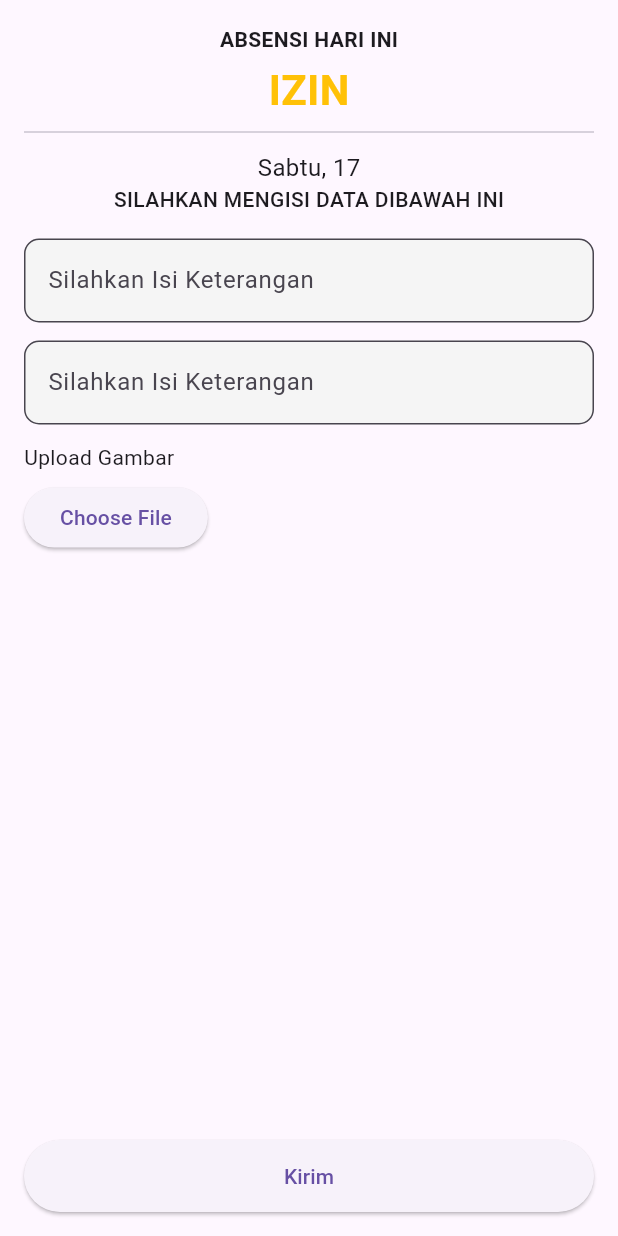
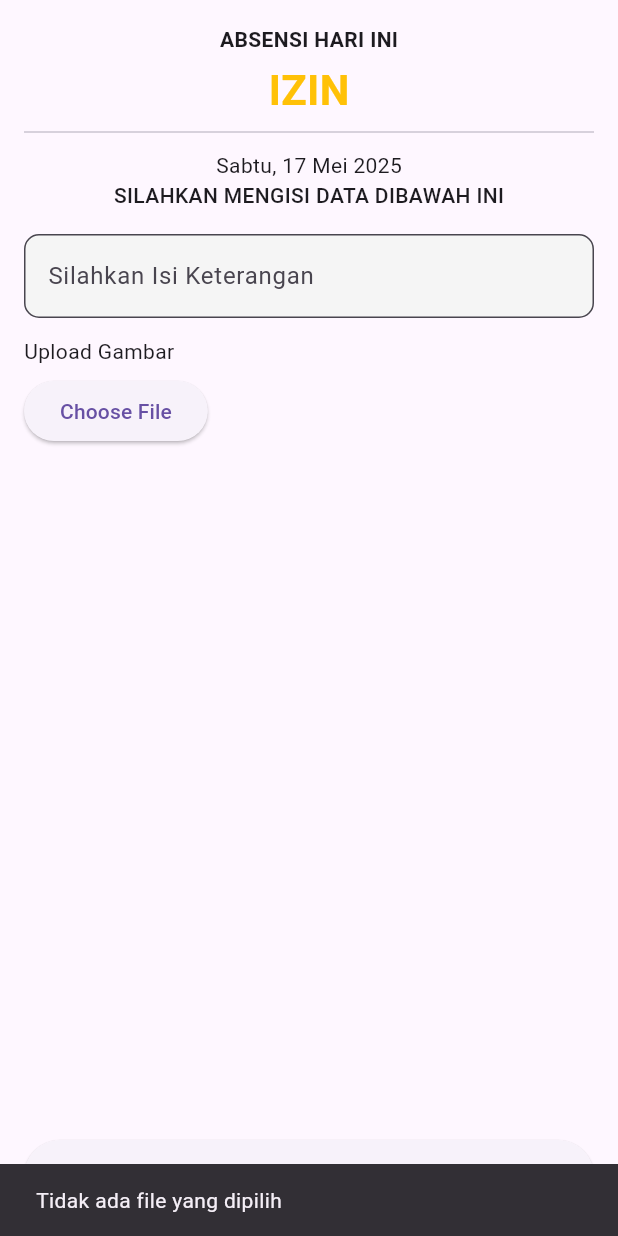
Before and after one commit to MrFatra/presensi_flutter, a Flutter app: the FormPermission widget shown alone on an empty page, opened directly, after a tap on "Kirim", on a phone screen of 412 x 824 dp. Run offline on Flutter 3.47's test engine with Material 3 defaults, Android fonts, the phone set to English and light mode, and no system bars; our stand-ins replace flutter_dotenv, image_picker, location, shared_preferences; accounts and stored records are empty; network calls fail.

Commit message:
add permission attendance feature

```diff
--- a/lib/widgets/permisions/form_permission.dart
+++ b/lib/widgets/permisions/form_permission.dart
@@ -1,6 +1,10 @@
+import 'dart:io';
+
 import 'package:flutter/material.dart';
+import 'package:image_picker/image_picker.dart';
 import 'package:intl/intl.dart';
-import 'package:intl/date_symbol_data_local.dart';
+import 'package:presensi_flutter_test/services/attendance/submit_attendance.dart';
+import 'package:presensi_flutter_test/views/home_page.dart';
 
 class FormPermission extends StatefulWidget {
   const FormPermission({super.key});
@@ -10,36 +14,49 @@ class FormPermission extends StatefulWidget {
 }
 
 class _FormPermissionState extends State<FormPermission> {
-  final TextEditingController _keterangan1 = TextEditingController();
-  final TextEditingController _keterangan2 = TextEditingController();
+  final TextEditingController _keterangan = TextEditingController();
+  bool isLoading = true;
+  File? selectedFile;
 
-  String hari = '';
-  String tanggal = '';
-  bool isLoading = true;
+  Future<void> pickFile() async {
+    final picker = ImagePicker();
+    final pickedFile =
+        await picker.pickImage(source: ImageSource.camera);
 
-  @override
-  void initState() {
-    super.initState();
-    _loadLocaleData();
+    if (pickedFile != null) {
+      setState(() {
+        selectedFile = File(pickedFile.path);
+      });
+    }
   }
 
-  Future<void> _loadLocaleData() async {
-    await initializeDateFormatting('id_ID', null);
-    final now = DateTime.now();
-
-    setState(() {
-      hari = DateFormat('EEEE', 'id_ID').format(now); // Kamis
-      tanggal = DateFormat('d', 'id_ID').format(now); // 15
-      isLoading = false;
-    });
+  void handlePermission() async {
+    try {
+      if (selectedFile != null) {
+        ScaffoldMessenger.of(context).showSnackBar(
+          SnackBar(content: Text('Harap tunggu...')),
+        );
+        final response = await permissionAttendance(selectedFile!);
+        if (!mounted) return;
+        ScaffoldMessenger.of(context).showSnackBar(
+          SnackBar(content: Text(response)),
+        );
+        Navigator.pushReplacement(
+            context, MaterialPageRoute(builder: (context) => HomePage()));
+      } else {
+        ScaffoldMessenger.of(context).showSnackBar(
+          SnackBar(content: Text('Tidak ada file yang dipilih')),
+        );
+      }
+    } catch (e) {
+      ScaffoldMessenger.of(context).showSnackBar(
+        SnackBar(content: Text(e.toString())),
+      );
+    }
   }
 
   @override
   Widget build(BuildContext context) {
-    if (isLoading) {
-      return const Center(child: CircularProgressIndicator());
-    }
-
     return Padding(
       padding: const EdgeInsets.all(16.0),
       child: Column(
@@ -48,15 +65,20 @@ class _FormPermissionState extends State<FormPermission> {
           Center(
             child: Column(
               children: [
-                const Text('ABSENSI HARI INI', style: TextStyle(fontWeight: FontWeight.bold)),
+                const Text('ABSENSI HARI INI',
+                    style: TextStyle(fontWeight: FontWeight.bold)),
                 const SizedBox(height: 4),
                 const Text(
                   'IZIN',
-                  style: TextStyle(fontSize: 28, fontWeight: FontWeight.bold, color: Colors.amber),
+                  style: TextStyle(
+                      fontSize: 28,
+                      fontWeight: FontWeight.bold,
+                      color: Colors.amber),
                 ),
                 const Divider(),
                 const SizedBox(height: 4),
-                Text('$hari, $tanggal', style: const TextStyle(fontSize: 16)),
+                Text(DateFormat('EEEE, dd MMMM yyyy', 'id_ID')
+                    .format(DateTime.now())),
                 const Text(
                   'SILAHKAN MENGISI DATA DIBAWAH INI',
                   style: TextStyle(fontWeight: FontWeight.w500),
@@ -65,26 +87,27 @@ class _FormPermissionState extends State<FormPermission> {
             ),
           ),
           const SizedBox(height: 16),
-          _buildTextField(_keterangan1, 'Silahkan Isi Keterangan'),
-          const SizedBox(height: 12),
-          _buildTextField(_keterangan2, 'Silahkan Isi Keterangan'),
+          _buildTextField(_keterangan, 'Silahkan Isi Keterangan'),
           const SizedBox(height: 12),
           const Text('Upload Gambar'),
           const SizedBox(height: 6),
           ElevatedButton(
-            onPressed: () {
-              // TODO: File picker logic
-            },
+            onPressed: pickFile,
             child: const Text('Choose File'),
           ),
           const Spacer(),
+          if (selectedFile != null)
+            Text(
+              'File dipilih: ${selectedFile!.path.split('/').last}',
+              style: TextStyle(fontSize: 12, color: Colors.green),
+            ),
+          const SizedBox(height: 12),
           SizedBox(
             width: double.infinity,
             child: ElevatedButton(
-              style: ElevatedButton.styleFrom(padding: const EdgeInsets.symmetric(vertical: 14)),
-              onPressed: () {
-                // TODO: Submit form logic
-              },
+              style: ElevatedButton.styleFrom(
+                  padding: const EdgeInsets.symmetric(vertical: 14)),
+              onPressed: handlePermission,
               child: const Text('Kirim'),
             ),
           ),
--- a/pubspec.yaml
+++ b/pubspec.yaml
@@ -41,6 +41,7 @@ dependencies:
   shared_preferences: ^2.5.3
   intl: ^0.19.0
   url_launcher: ^6.2.5
+  image_picker: ^1.1.2
 
 
 dev_dependencies:
```
Also changed, not shown: lib/models/attendance_request.dart (+4 -4 lines), lib/services/attendance/submit_attendance.dart (+30 -0 lines), pubspec.lock, 5 other files.
